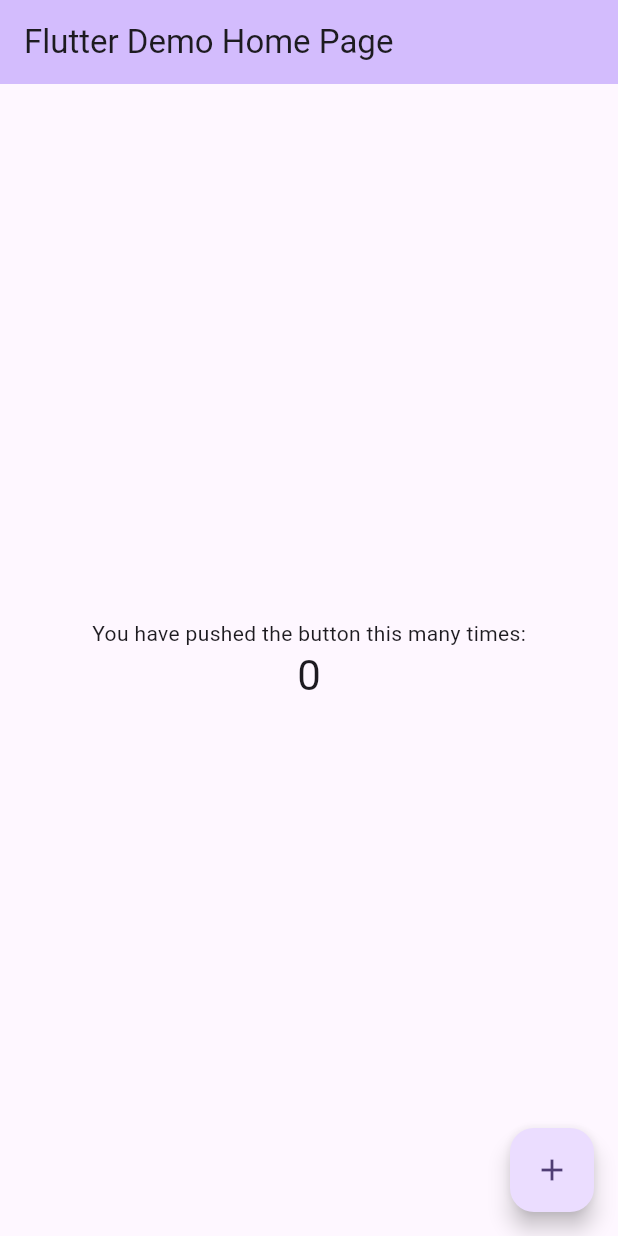
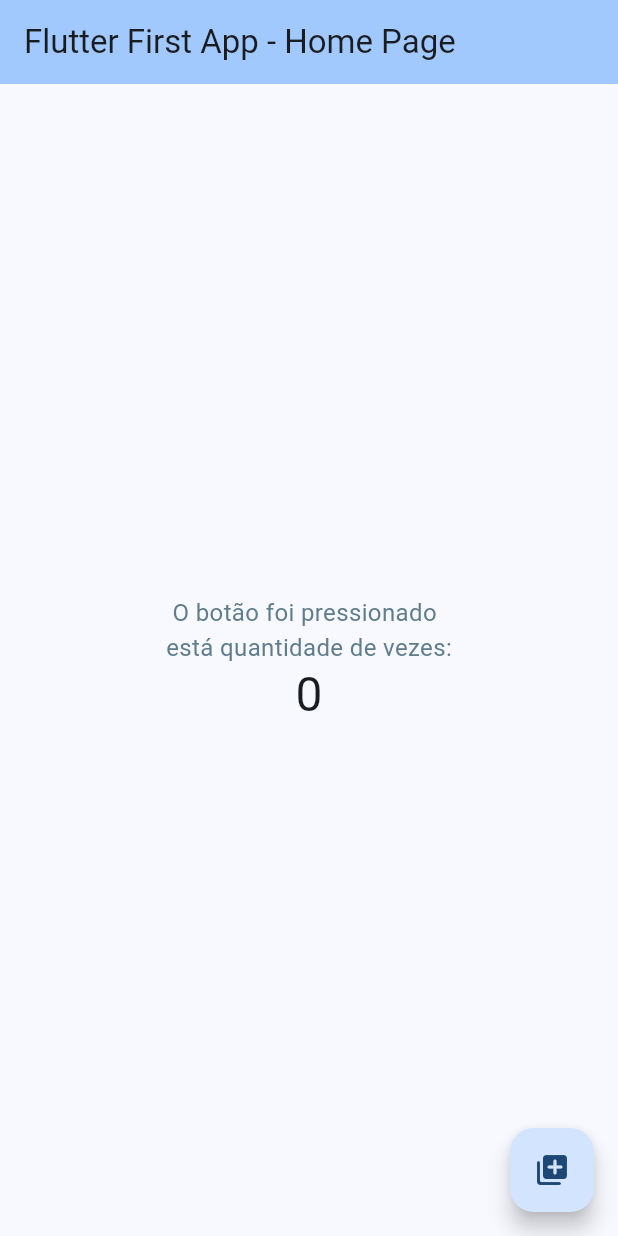
Before and after one commit to ronaldo-rodrigues-dev/first_app_flutter, a Flutter app: the screen it shows after launch, on a phone screen of 412 x 824 dp. Run offline on Flutter 3.47's test engine with Material 2 defaults, Android fonts, the phone set to English and light mode, and no system bars.

Commit message:
commit inicial

```diff
--- a/lib/main.dart
+++ b/lib/main.dart
@@ -11,7 +11,7 @@ class MyApp extends StatelessWidget {
   @override
   Widget build(BuildContext context) {
     return MaterialApp(
-      title: 'Flutter Demo',
+      title: 'Flutter First App',
       theme: ThemeData(
         // This is the theme of your application.
         //
@@ -28,10 +28,10 @@ class MyApp extends StatelessWidget {
         //
         // This works for code too, not just values: Most code changes can be
         // tested with just a hot reload.
-        colorScheme: ColorScheme.fromSeed(seedColor: Colors.deepPurple),
+        colorScheme: ColorScheme.fromSeed(seedColor: const Color.fromARGB(255, 58, 118, 183)),
         useMaterial3: true,
       ),
-      home: const MyHomePage(title: 'Flutter Demo Home Page'),
+      home: const MyHomePage(title: 'Flutter First App - Home Page'),
     );
   }
 }
@@ -106,11 +106,12 @@ class _MyHomePageState extends State<MyHomePage> {
           mainAxisAlignment: MainAxisAlignment.center,
           children: <Widget>[
             const Text(
-              'You have pushed the button this many times:',
+              ' O botão foi pressionado \nestá quantidade de vezes:',
+              style: TextStyle(color: Colors.blueGrey, fontSize: 16),
             ),
             Text(
               '$_counter',
-              style: Theme.of(context).textTheme.headlineMedium,
+              style: Theme.of(context).textTheme.headlineLarge,
             ),
           ],
         ),
@@ -118,7 +119,7 @@ class _MyHomePageState extends State<MyHomePage> {
       floatingActionButton: FloatingActionButton(
         onPressed: _incrementCounter,
         tooltip: 'Increment',
-        child: const Icon(Icons.add),
+        child: const Icon(Icons.my_library_add_rounded),
       ), // This trailing comma makes auto-formatting nicer for build methods.
     );
   }
```
